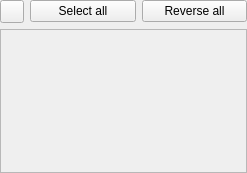
Above: DeviceList.ui from DLdota/OpenRGBEffectsPlugin before the change. Below: the same form after it.
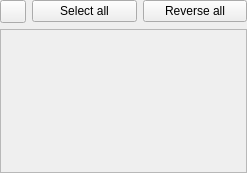
That is the form after the change.

Commit message: Fixed buttons size

```diff
--- a/DeviceList.ui
+++ b/DeviceList.ui
@@ -46,6 +46,18 @@
    </property>
    <item row="0" column="0">
     <widget class="QToolButton" name="toggle_brightness">
+     <property name="minimumSize">
+      <size>
+       <width>26</width>
+       <height>0</height>
+      </size>
+     </property>
+     <property name="maximumSize">
+      <size>
+       <width>26</width>
+       <height>16777215</height>
+      </size>
+     </property>
      <property name="toolTip">
       <string>Toggle brightness sliders</string>
      </property>
```
The commit also changes 5 other files.
